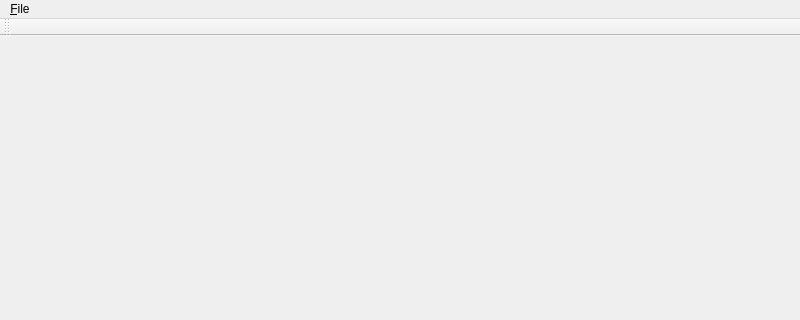
First picture: the form in GaborFilter/MainWindow.ui, repository gnishida/GaborFilter, before the edit; both pictures show x 0 to 800 and y 0 to 320 of the 800 by 600 pixel window.
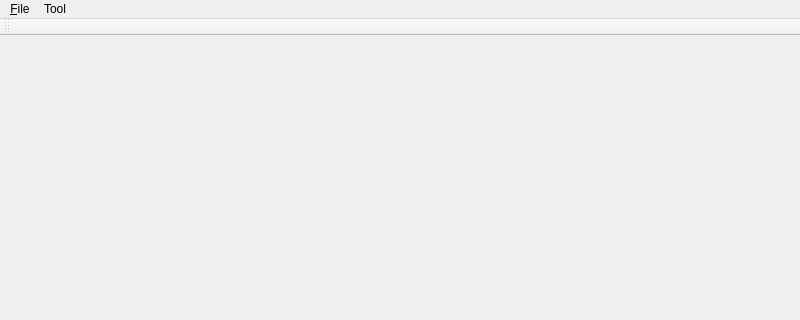
Second picture: the form after the edit.

```diff
--- a/GaborFilter/MainWindow.ui
+++ b/GaborFilter/MainWindow.ui
@@ -31,7 +31,14 @@
     <addaction name="separator"/>
     <addaction name="actionExit"/>
    </widget>
+   <widget class="QMenu" name="menuTool">
+    <property name="title">
+     <string>Tool</string>
+    </property>
+    <addaction name="actionRenderImage"/>
+   </widget>
    <addaction name="menuFile"/>
+   <addaction name="menuTool"/>
   </widget>
   <widget class="QToolBar" name="mainToolBar">
    <attribute name="toolBarArea">
```
Left out of the diff: 20 changed lines with no effect on the pictures.
